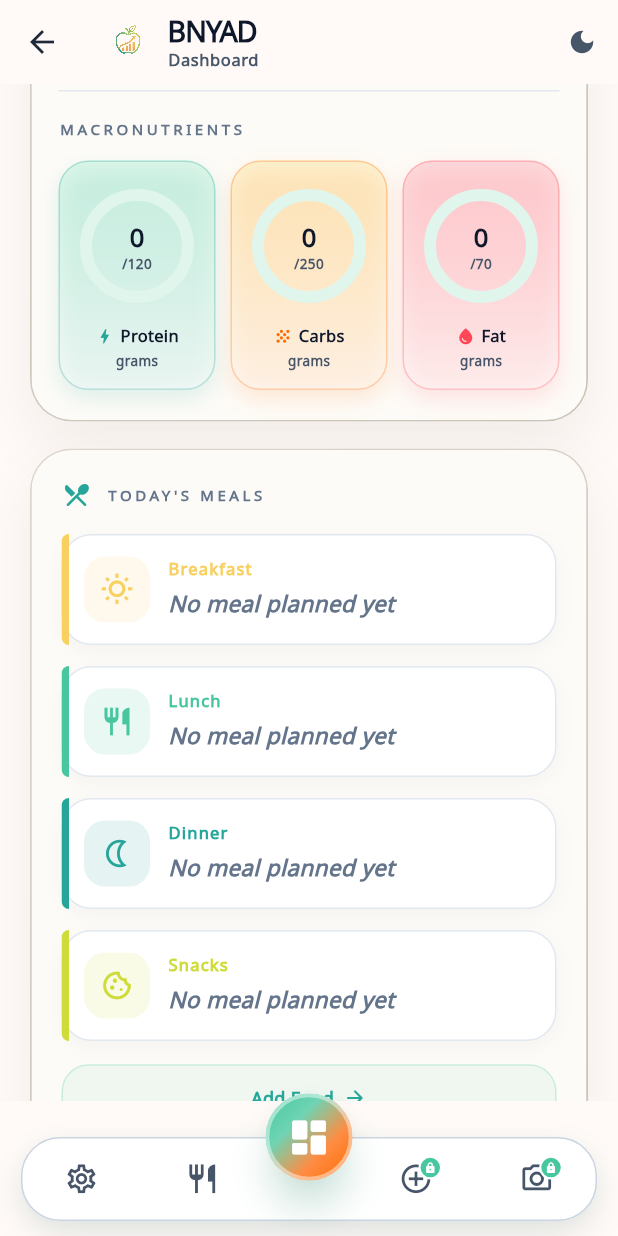
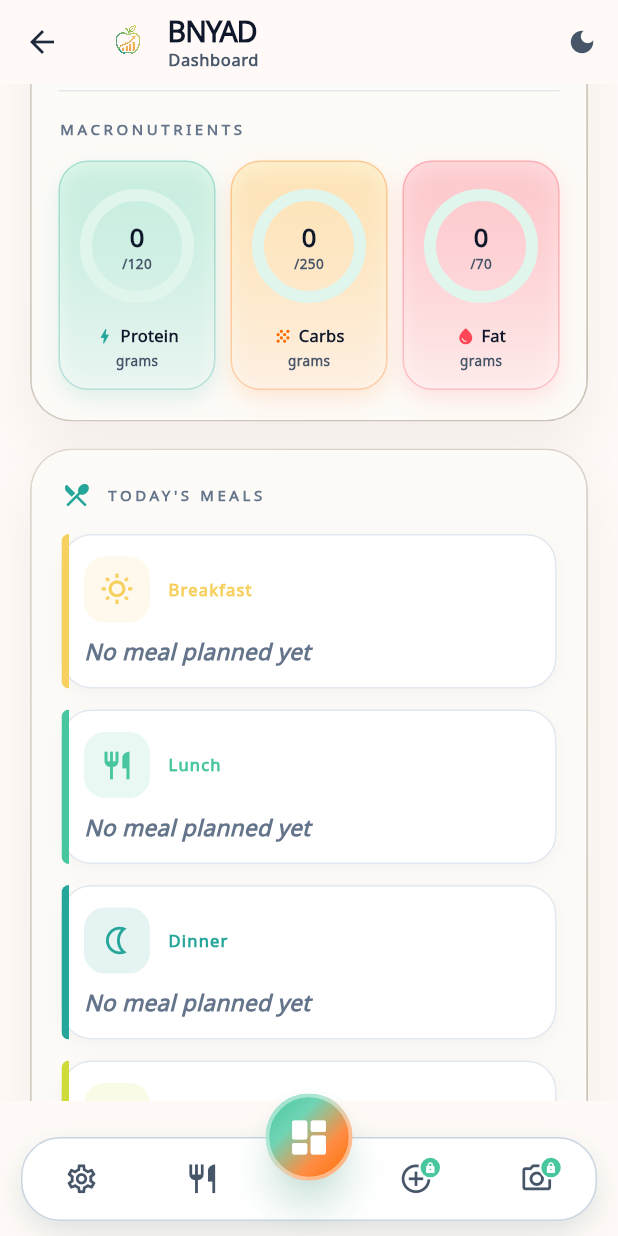
Before and after one commit to ahmadosmanr3-hue/bnyad, a Flutter app: the _MainShell screen opened directly, scrolled down 576 dp, on a phone screen of 412 x 824 dp. Run offline on Flutter 3.47's test engine with Material 3 defaults, Android fonts, the phone set to English and light mode, and no system bars; our stand-ins replace connectivity_plus, firebase_core, firebase_messaging, flutter_local_notifications, flutter_secure_storage, flutter_timezone and 5 more; missing offline and left inert: mobile_scanner, purchases_flutter; accounts and stored records are empty.

Commit message:
Fix responsive Today’s Meals card layout without redesigning dashboard

```diff
--- a/lib/screens/dashboard_screen.dart
+++ b/lib/screens/dashboard_screen.dart
@@ -902,7 +902,7 @@ class DashboardScreen extends StatelessWidget {
 
           const SizedBox(height: 18),
 
-          _TodaysMealsSection(state: state, isDark: isDark),
+          TodaysMealsSection(state: state, isDark: isDark),
 
           const SizedBox(height: 16),
 
@@ -1240,11 +1240,17 @@ class DashboardScreen extends StatelessWidget {
   }
 }
 
-class _TodaysMealsSection extends StatelessWidget {
+/// Public for focused layout regression tests without mounting the other
+/// dashboard widgets (including their continuously animated progress rings).
+class TodaysMealsSection extends StatelessWidget {
   final AppState state;
   final bool isDark;
 
-  const _TodaysMealsSection({required this.state, required this.isDark});
+  const TodaysMealsSection({
+    super.key,
+    required this.state,
+    required this.isDark,
+  });
 
   static const _mealIcons = {
     'breakfast': Icons.wb_sunny_outlined,
@@ -1392,15 +1398,14 @@ class _TodaysMealsSection extends StatelessWidget {
 
   Widget _buildLoggedFoodLines(
     BuildContext context,
-    List<LogEntry> entries,
-    Color accent, {
+    List<LogEntry> entries, {
     bool showSectionLabel = true,
   }) {
     if (entries.isEmpty) return const SizedBox.shrink();
     return Padding(
       padding: EdgeInsets.only(top: showSectionLabel ? 10 : 0),
       child: Column(
-        crossAxisAlignment: CrossAxisAlignment.start,
+        crossAxisAlignment: CrossAxisAlignment.stretch,
         children: [
           if (showSectionLabel) ...[
             Text(
@@ -1414,24 +1419,15 @@ class _TodaysMealsSection extends StatelessWidget {
             ),
             const SizedBox(height: 6),
           ],
-          ...entries.map(
-            (e) => Padding(
-              padding: const EdgeInsets.only(bottom: 6),
-              child: Row(
-                crossAxisAlignment: CrossAxisAlignment.start,
-                children: [
-                  Padding(
-                    padding: const EdgeInsets.only(top: 5),
-                    child: Icon(
-                      Icons.circle,
-                      size: 5,
-                      color: accent.withValues(alpha: 0.85),
-                    ),
-                  ),
-                  const SizedBox(width: 10),
-                  Expanded(
+          for (var i = 0; i < entries.length; i++) ...[
+            if (i > 0) const SizedBox(height: 8),
+            Tooltip(
+              message: entries[i].name,
               child: Text(
-                      e.name,
+                entries[i].name,
+                key: ValueKey('logged-food-name-${entries[i].id}'),
+                maxLines: 2,
+                overflow: TextOverflow.ellipsis,
                 style: TextStyle(
                   fontSize: 13,
                   fontWeight: FontWeight.w700,
@@ -1440,11 +1436,17 @@ class _TodaysMealsSection extends StatelessWidget {
                 ),
               ),
             ),
-                  const SizedBox(width: 8),
-                  Padding(
-                    padding: const EdgeInsets.only(top: 2),
-                    child: Text(
-                      '${e.calories.round()} ${state.t.kcal}',
+            const SizedBox(height: 4),
+            // A wrapping footer keeps calories readable even with large RTL
+            // text. The name never shares horizontal space with any controls.
+            Wrap(
+              alignment: WrapAlignment.spaceBetween,
+              crossAxisAlignment: WrapCrossAlignment.center,
+              spacing: 8,
+              children: [
+                Text(
+                  '${entries[i].calories.round()} ${state.t.kcal}',
+                  key: ValueKey('logged-food-calories-${entries[i].id}'),
                   style: TextStyle(
                     fontSize: 12,
                     fontWeight: FontWeight.w800,
@@ -1452,29 +1454,79 @@ class _TodaysMealsSection extends StatelessWidget {
                     fontFeatures: const [FontFeature.tabularFigures()],
                   ),
                 ),
-                  ),
-                  const SizedBox(width: 8),
+                Row(
+                  mainAxisSize: MainAxisSize.min,
+                  children: [
+                    IconButton(
+                      key: ValueKey('logged-food-info-${entries[i].id}'),
+                      tooltip: entries[i].name,
+                      constraints: const BoxConstraints(
+                        minWidth: 48,
+                        minHeight: 48,
+                      ),
+                      onPressed: () => _showLoggedFoodName(context, entries[i]),
+                      icon: Icon(
+                        Icons.info_outline_rounded,
+                        size: 18,
+                        color: isDark ? AppTheme.slate400 : AppTheme.slate600,
+                      ),
+                    ),
                     Material(
-                    color: AppTheme.rose.withValues(alpha: isDark ? 0.16 : 0.1),
+                      color: AppTheme.rose.withValues(alpha: isDark ? .16 : .1),
                       borderRadius: BorderRadius.circular(10),
-                    child: InkWell(
-                      onTap: () => _confirmRemoveLogEntry(context, e),
-                      borderRadius: BorderRadius.circular(10),
-                      child: Container(
-                        width: 32,
-                        height: 32,
-                        alignment: Alignment.center,
-                        child: const Icon(
+                      child: IconButton(
+                        key: ValueKey('logged-food-delete-${entries[i].id}'),
+                        tooltip: state.t.remove,
+                        constraints: const BoxConstraints(
+                          minWidth: 48,
+                          minHeight: 48,
+                        ),
+                        onPressed: () =>
+                            _confirmRemoveLogEntry(context, entries[i]),
+                        icon: const Icon(
                           Icons.delete_outline_rounded,
                           size: 18,
                           color: AppTheme.rose,
                         ),
                       ),
                     ),
-                  ),
-                ],
-              ),
-            ),
+                  ],
+                ),
+              ],
+            ),
+          ],
+        ],
+      ),
+    );
+  }
+
+  void _showLoggedFoodName(BuildContext context, LogEntry entry) {
+    showDialog<void>(
+      context: context,
+      builder: (context) => AlertDialog(
+        backgroundColor: isDark ? const Color(0xFF0F172A) : Colors.white,
+        title: Text(state.t.foodLog),
+        scrollable: true,
+        content: Column(
+          crossAxisAlignment: CrossAxisAlignment.start,
+          mainAxisSize: MainAxisSize.min,
+          children: [
+            SelectableText(
+              entry.name,
+              style: TextStyle(
+                fontSize: 15,
+                fontWeight: FontWeight.w700,
+                color: isDark ? AppTheme.slate100 : AppTheme.slate800,
+              ),
+            ),
+            const SizedBox(height: 12),
+            Text('${entry.calories.round()} ${state.t.kcal}'),
+          ],
+        ),
+        actions: [
+          TextButton(
+            onPressed: () => Navigator.pop(context),
+            child: Text(state.t.close),
           ),
         ],
       ),
@@ -1554,6 +1606,7 @@ class _TodaysMealsSection extends StatelessWidget {
               : const Color(0xFFE2E8F0));
 
     return GestureDetector(
+      key: ValueKey('today-meal-$mealId'),
       behavior: HitTestBehavior.opaque,
       onTap: () => guardAuth(context, () => state.openFoodLog(mealId: mealId)),
       child: Stack(
@@ -1581,36 +1634,16 @@ class _TodaysMealsSection extends StatelessWidget {
                     ],
             ),
             padding: const EdgeInsets.fromLTRB(14, 14, 14, 14),
-            child: Row(
-              crossAxisAlignment: CrossAxisAlignment.start,
-              children: [
-                Container(
-                  width: 44,
-                  height: 44,
-                  decoration: BoxDecoration(
-                    color: color.withValues(alpha: isDark ? 0.18 : 0.12),
-                    borderRadius: BorderRadius.circular(14),
-                  ),
-                  child: Icon(icon, size: 22, color: color),
-                ),
-                const SizedBox(width: 12),
-                Expanded(
             child: Column(
-                    crossAxisAlignment: CrossAxisAlignment.start,
+              crossAxisAlignment: CrossAxisAlignment.stretch,
               mainAxisSize: MainAxisSize.min,
               children: [
-                      Text(
-                        label,
-                        style: TextStyle(
-                          fontSize: 11,
-                          fontWeight: FontWeight.w900,
-                          letterSpacing: 0.8,
-                          color: color,
-                        ),
-                      ),
+                _buildMealHeader(context, label, icon, color, isEaten),
                 if (showMealSubtitle) ...[
-                        const SizedBox(height: 4),
-                        Text(
+                  const SizedBox(height: 8),
+                  Tooltip(
+                    message: meal.name,
+                    child: Text(
                       meal.name,
                       maxLines: 2,
                       overflow: TextOverflow.ellipsis,
@@ -1619,51 +1652,90 @@ class _TodaysMealsSection extends StatelessWidget {
                         fontWeight: FontWeight.w800,
                         color: !hasMealPlan
                             ? muted
-                                : (isDark
-                                      ? Colors.white
-                                      : const Color(0xFF1E293B)),
+                            : (isDark ? Colors.white : const Color(0xFF1E293B)),
                         fontStyle: !hasMealPlan
                             ? FontStyle.italic
                             : FontStyle.normal,
-                            decoration: isEaten
-                                ? TextDecoration.lineThrough
-                                : null,
+                        decoration: isEaten ? TextDecoration.lineThrough : null,
                         decorationColor: isDark
                             ? const Color(0xFF64748B)
                             : const Color(0xFF94A3B8),
                       ),
                     ),
-                      ] else if (loggedForSlot.isNotEmpty)
-                        const SizedBox(height: 4),
-                      _buildLoggedFoodLines(context, loggedForSlot, color),
-                    ],
-                  ),
-                ),
-                const SizedBox(width: 8),
-                if (isEaten)
-                  Container(
-                    padding: const EdgeInsets.symmetric(
-                      horizontal: 10,
-                      vertical: 6,
-                    ),
+                  ),
+                ],
+                _buildLoggedFoodLines(context, loggedForSlot),
+                if (!isEaten && (showPlanKcal || loggedForSlot.isNotEmpty)) ...[
+                  const SizedBox(height: 8),
+                  Text(
+                    '${showPlanKcal ? meal.calories : slotKcalTotal.round()} ${state.t.kcal}',
+                    textAlign: TextAlign.end,
+                    style: TextStyle(
+                      fontSize: showPlanKcal ? 17 : 15,
+                      fontWeight: FontWeight.w900,
+                      color: isDark ? AppTheme.indigoLight : AppTheme.indigo,
+                    ),
+                  ),
+                ],
+              ],
+            ),
+          ),
+          PositionedDirectional(
+            start: 0,
+            top: 0,
+            bottom: 0,
+            child: ClipRRect(
+              borderRadius: const BorderRadiusDirectional.only(
+                topStart: Radius.circular(20),
+                bottomStart: Radius.circular(20),
+              ),
+              child: Container(width: 5, color: color),
+            ),
+          ),
+        ],
+      ),
+    );
+  }
+
+  Widget _buildMealHeader(
+    BuildContext context,
+    String label,
+    IconData icon,
+    Color color,
+    bool isEaten,
+  ) {
+    final mealIcon = Container(
+      width: 44,
+      height: 44,
       decoration: BoxDecoration(
-                      color: AppTheme.emerald.withValues(
-                        alpha: isDark ? 0.15 : 0.1,
-                      ),
+        color: color.withValues(alpha: isDark ? .18 : .12),
+        borderRadius: BorderRadius.circular(14),
+      ),
+      child: Icon(icon, size: 22, color: color),
+    );
+    final mealLabel = Text(
+      label,
+      style: TextStyle(
+        fontSize: 11,
+        fontWeight: FontWeight.w900,
+        letterSpacing: .8,
+        color: color,
+      ),
+    );
+    final badge = Container(
+      padding: const EdgeInsets.symmetric(horizontal: 10, vertical: 6),
+      decoration: BoxDecoration(
+        color: AppTheme.emerald.withValues(alpha: isDark ? .15 : .1),
         borderRadius: BorderRadius.circular(12),
       ),
       child: Row(
         mainAxisSize: MainAxisSize.min,
         children: [
-                        Icon(
-                          Icons.check_circle,
-                          size: 14,
-                          color: AppTheme.emerald,
-                        ),
+          const Icon(Icons.check_circle, size: 14, color: AppTheme.emerald),
           const SizedBox(width: 4),
           Text(
             state.t.eaten,
-                          style: TextStyle(
+            style: const TextStyle(
               fontSize: 10,
               fontWeight: FontWeight.w800,
               color: AppTheme.emerald,
@@ -1671,74 +1743,31 @@ class _TodaysMealsSection extends StatelessWidget {
           ),
         ],
       ),
-                  )
-                else if (showPlanKcal)
-                  Column(
-                    crossAxisAlignment: CrossAxisAlignment.end,
-                    mainAxisSize: MainAxisSize.min,
-                    children: [
-                      Text(
-                        '${meal.calories}',
-                        style: TextStyle(
-                          fontSize: 17,
-                          fontWeight: FontWeight.w900,
-                          color: isDark
-                              ? AppTheme.indigoLight
-                              : AppTheme.indigo,
-                        ),
-                      ),
-                      Text(
-                        state.t.kcal,
-                        style: const TextStyle(
-                          fontSize: 9,
-                          fontWeight: FontWeight.w700,
-                          color: Color(0xFF94A3B8),
-                        ),
-                      ),
-                    ],
-                  )
-                else if (loggedForSlot.isNotEmpty)
-                  Column(
-                    crossAxisAlignment: CrossAxisAlignment.end,
-                    mainAxisSize: MainAxisSize.min,
-                    children: [
-                      Text(
-                        '${slotKcalTotal.round()}',
-                        style: TextStyle(
-                          fontSize: 15,
-                          fontWeight: FontWeight.w900,
-                          color: isDark
-                              ? AppTheme.indigoLight
-                              : AppTheme.indigo,
-                        ),
-                      ),
-                      Text(
-                        state.t.kcal,
-                        style: const TextStyle(
-                          fontSize: 9,
-                          fontWeight: FontWeight.w700,
-                          color: Color(0xFF94A3B8),
-                        ),
-                      ),
-                    ],
-                  ),
-              ],
-            ),
-          ),
-          Positioned(
-            left: 0,
-            top: 0,
-            bottom: 0,
-            child: ClipRRect(
-              borderRadius: const BorderRadius.only(
-                topLeft: Radius.circular(20),
-                bottomLeft: Radius.circular(20),
-              ),
-              child: Container(width: 5, color: color),
-            ),
-          ),
-        ],
-      ),
+    );
+    return LayoutBuilder(
+      builder: (context, constraints) {
+        final stackStatus =
+            constraints.maxWidth < 200 ||
+            (constraints.maxWidth < 280 &&
+                MediaQuery.textScalerOf(context).scale(11) > 14);
+        final heading = Row(
+          children: [
+            mealIcon,
+            const SizedBox(width: 12),
+            Expanded(child: mealLabel),
+            if (isEaten && !stackStatus) ...[const SizedBox(width: 8), badge],
+          ],
+        );
+        if (!isEaten || !stackStatus) return heading;
+        return Column(
+          crossAxisAlignment: CrossAxisAlignment.stretch,
+          children: [
+            heading,
+            const SizedBox(height: 6),
+            Align(alignment: AlignmentDirectional.centerEnd, child: badge),
+          ],
+        );
+      },
     );
   }
 
@@ -1810,7 +1839,6 @@ class _TodaysMealsSection extends StatelessWidget {
                 _buildLoggedFoodLines(
                   context,
                   entries,
-                  slate,
                   showSectionLabel: false,
                 ),
               ],
```
Also changed, not shown: 1 other file. Lines whose indentation alone changed are shown as unchanged.
